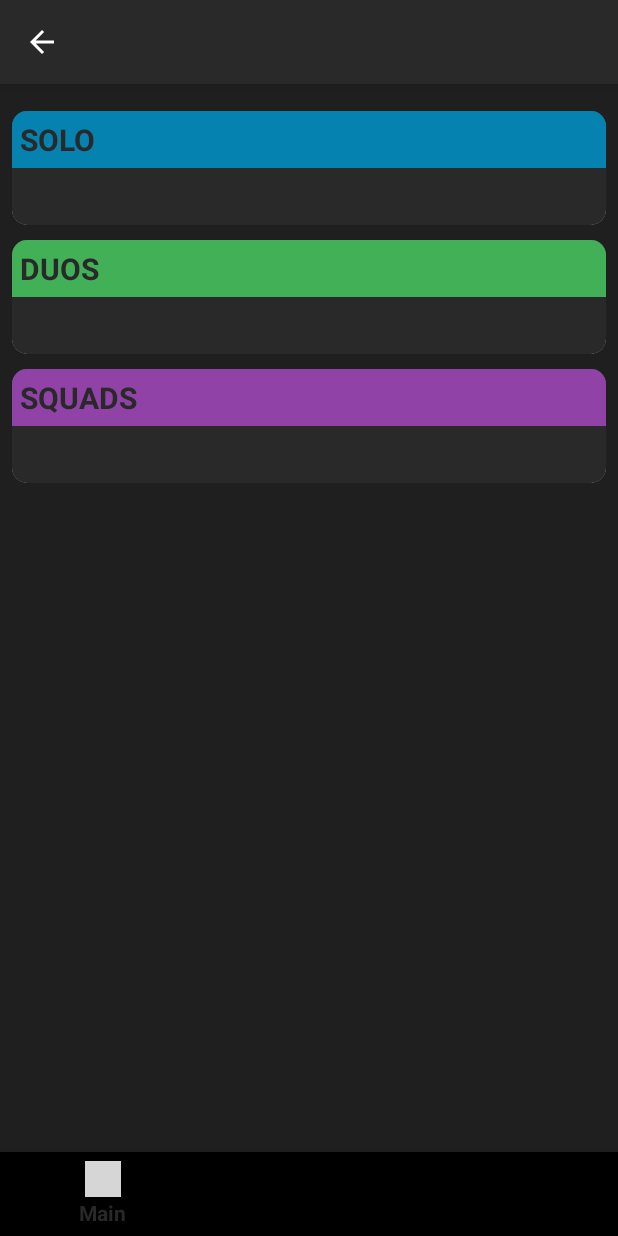
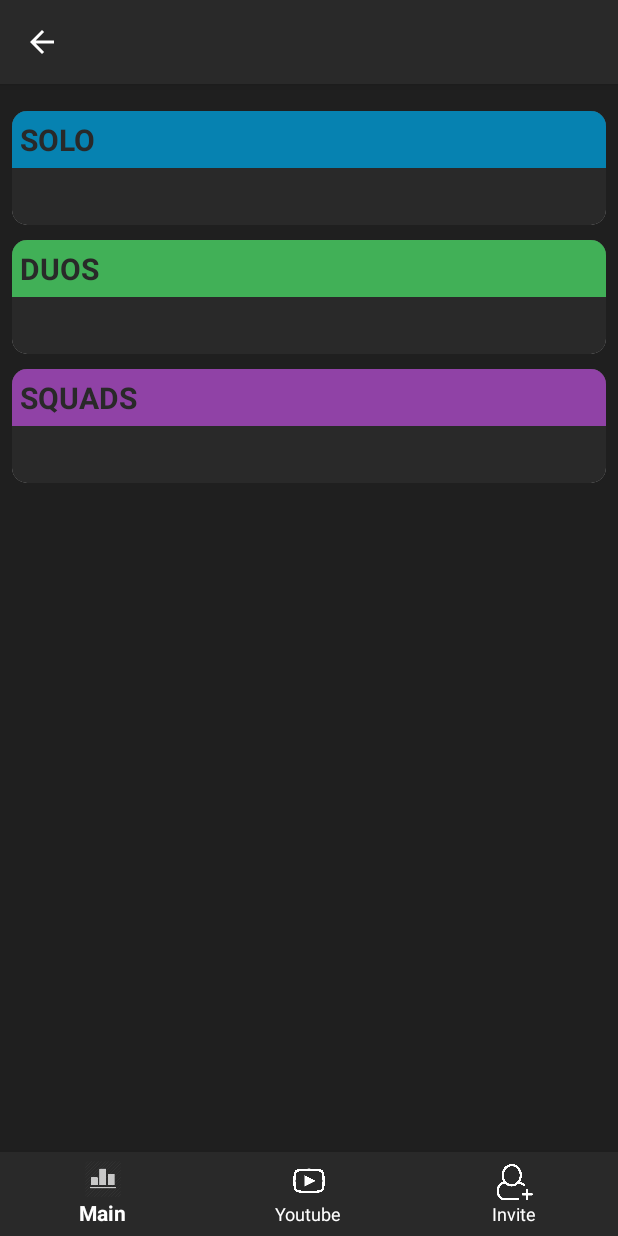
Before and after one commit to miki285/FortniteTracker, an Android app: the MainActivity screen opened directly, with no data from a screen before it, on a phone screen of 412 x 824 dp. Run offline under Robolectric (Android 15) with nearby library versions, the light colour scheme and no system bars; network calls fail; 10 statements that could not run were skipped; grey boxes are pictures that could not be loaded.

Commit message:
Ustawienie BottomMenu w kolorze primary i zmiana na białe ikony

```diff
--- a/app/src/main/java/com/krzyszczak/fortnitetracker/activities/MainActivity.java
+++ b/app/src/main/java/com/krzyszczak/fortnitetracker/activities/MainActivity.java
@@ -46,6 +46,7 @@ public class MainActivity extends AppCompatActivity {
         getSupportActionBar().setDisplayShowHomeEnabled(true);
 
         bottomNavigation = findViewById(R.id.bottom_navigation);
+        bottomNavigation.setItemIconTintList(null);
         bottomNavigation.setOnNavigationItemSelectedListener(new BottomNavigationView.OnNavigationItemSelectedListener() {
             @Override
             public boolean onNavigationItemSelected(@NonNull MenuItem menuItem) {
--- a/app/src/main/res/layout/activity_main.xml
+++ b/app/src/main/res/layout/activity_main.xml
@@ -11,6 +11,8 @@
         android:layout_height="wrap_content"
         android:layout_alignParentBottom="true"
         app:menu="@menu/bottom_navigation"
+        android:background="@color/colorPrimary"
+        app:itemTextColor="@color/colorWhite"
         />
 
     <FrameLayout
--- a/app/src/main/res/menu/bottom_navigation.xml
+++ b/app/src/main/res/menu/bottom_navigation.xml
@@ -1,17 +1,19 @@
 <?xml version="1.0" encoding="utf-8"?>
 <menu xmlns:android="http://schemas.android.com/apk/res/android">
     <item
-        android:icon="@drawable/stats"
+        android:icon="@drawable/stats1"
         android:id="@+id/main_page"
         android:title="@string/main_page"/>
 
     <item
-        android:icon="@drawable/yt"
+        android:icon="@drawable/yt2"
         android:id="@+id/youtube"
-        android:title="@string/youtube"/>
+        android:title="@string/youtube"
+
+        />
 
     <item
-        android:icon="@drawable/invite"
+        android:icon="@drawable/invite1"
         android:id="@+id/invite"
         android:title="@string/invite"/>
 
```
Also changed, not shown: app/src/main/res/drawable/invite1.png (added), app/src/main/res/drawable/stats1.png (added), app/src/main/res/drawable/yt2.png (added).
